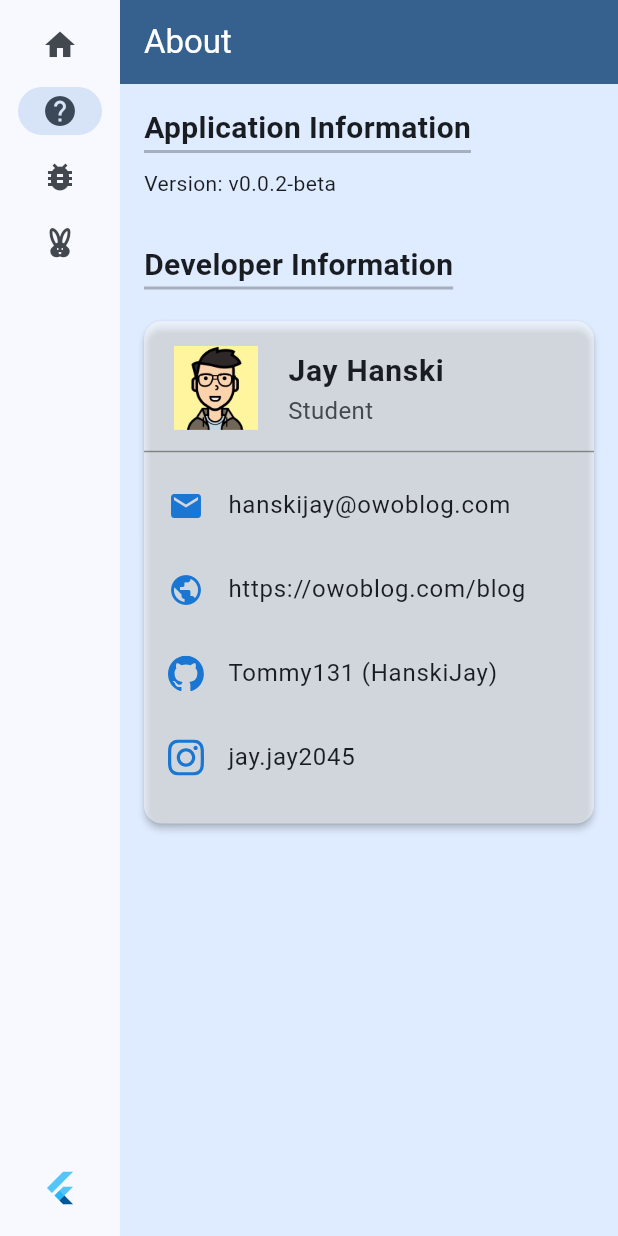
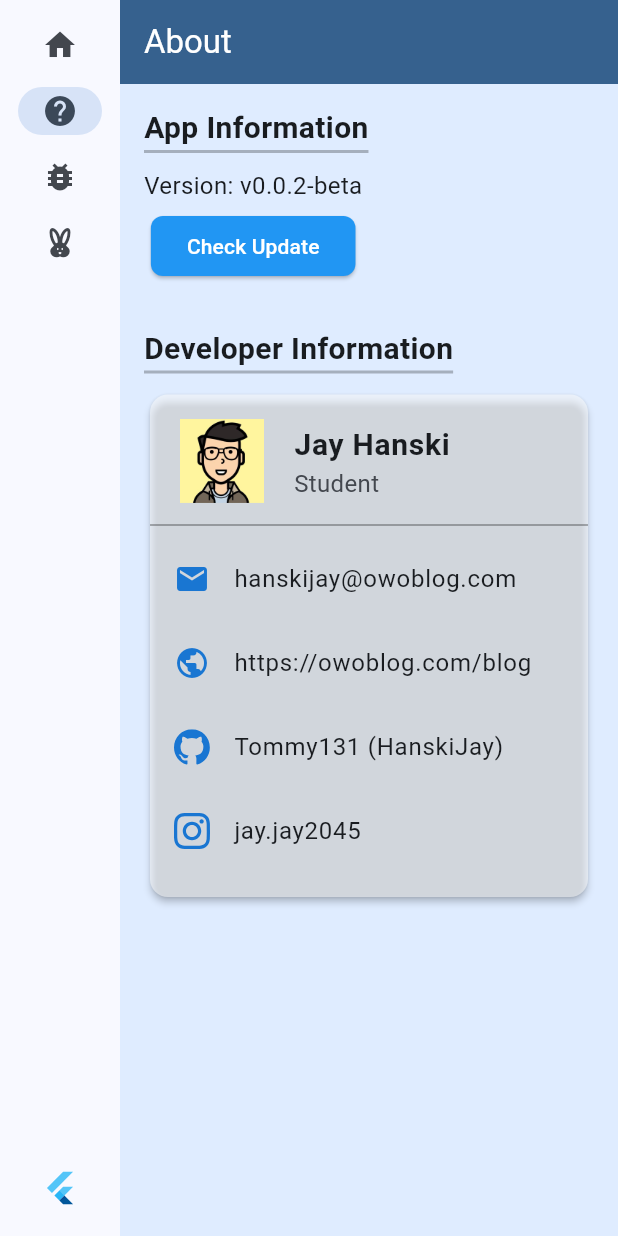
Before and after one commit to Tommy131/Taskify, a Flutter app: the screen it shows after launch, after a tap on "About", on a phone screen of 412 x 824 dp. Run offline on Flutter 3.47's test engine with Material 3 defaults, Android fonts, the phone set to English and light mode, and no system bars; our stand-ins replace flutter_colorpicker, flutter_svg, fluttertoast, permission_handler; missing offline and left inert: window_size; network calls fail.

Commit message:
chore: fixed some bugs

```diff
--- /dev/null
+++ b/devtools_options.yaml
@@ -0,0 +1 @@
+extensions:
--- a/lib/core/android.dart
+++ b/lib/core/android.dart
@@ -10,30 +10,51 @@
  * @Date         : 2024-01-19 00:55:40
  * @Author       : HanskiJay
  * @LastEditors  : HanskiJay
- * @LastEditTime : 2024-01-26 17:59:36
+ * @LastEditTime : 2024-01-28 01:14:24
  * @E-Mail       : support@owoblog.com
  * @Telegram     : https://t.me/HanskiJay
  * @GitHub       : https://github.com/Tommy131
  */
 // core/android.dart
+import 'package:flutter/services.dart';
 import 'package:permission_handler/permission_handler.dart';
+import 'package:todolist_app/main.dart';
 
 class Android {
-  static void checkStoragePermission(
-      {Function? onGrantedCallback, Function? onDeclinedCallback}) async {
-    var status = await Permission.storage.status;
-    if (status.isDenied) {
+  static const MethodChannel _channel = MethodChannel('android_version');
+
+  static Future<int?> getAndroidVersion() async {
+    try {
+      final int version = await _channel.invokeMethod('getAndroidVersion');
+      return version;
+    } on PlatformException catch (e) {
+      Application.debug('Error: ${e.message}');
+      return null;
+    }
+  }
+
+  static void checkStoragePermission({
+    Function? onGrantedCallback,
+    Function? onDeclinedCallback,
+  }) async {
+    final int? androidVersion = await getAndroidVersion();
+
+    var status1 = await Permission.storage.status;
+    var status2 = await Permission.manageExternalStorage.status;
+
+    if (status1.isDenied || status2.isDenied) {
       await Permission.storage.request();
       await Permission.manageExternalStorage.request();
     }
 
-    if (status.isGranted) {
+    if (androidVersion! < 13) {
+      if (status1.isGranted && status2.isGranted) {
         if (onGrantedCallback != null) {
           onGrantedCallback();
         }
       } else {
         if (onDeclinedCallback != null) {
-        if (status.isDenied) {
+          if (status1.isDenied || status2.isGranted) {
             await openAppSettings();
           }
           onDeclinedCallback();
@@ -41,3 +62,4 @@ class Android {
       }
     }
   }
+}
--- a/lib/core/update_checker.dart
+++ b/lib/core/update_checker.dart
@@ -12,7 +12,7 @@
  * @Date         : 2024-01-19 00:55:40
  * @Author       : HanskiJay
  * @LastEditors  : HanskiJay
- * @LastEditTime : 2024-01-27 02:59:20
+ * @LastEditTime : 2024-01-28 03:35:29
  * @E-Mail       : support@owoblog.com
  * @Telegram     : https://t.me/HanskiJay
  * @GitHub       : https://github.com/Tommy131
@@ -20,17 +20,19 @@
 /// core/update_checker.dart
 import 'dart:convert';
 import 'package:http/http.dart' as http;
-import 'package:flutter/services.dart';
+// import 'package:flutter/services.dart';
 import 'package:flutter/material.dart';
 
 import 'package:todolist_app/main.dart';
 
 class UpdateChecker {
   static const String _serverUrl =
-      'http://rdp.owoserver.com:19999/api/check-update';
+      'https://owoblog.com/todolist/api/check-update';
 
   Future<void> checkForUpdates(
-      BuildContext context, String currentVersion) async {
+    BuildContext context,
+    String currentVersion,
+  ) async {
     try {
       final response = await http.get(Uri.parse(_serverUrl));
 
@@ -93,7 +95,7 @@ class UpdateChecker {
           TextButton(
             onPressed: () {
               Application.openExternalLink(context, downloadUrl);
-              SystemChannels.platform.invokeMethod('SystemNavigator.pop');
+              // SystemChannels.platform.invokeMethod('SystemNavigator.pop');
             },
             child: const Text('Update Now!'),
           ),
--- a/lib/models/task.dart
+++ b/lib/models/task.dart
@@ -10,7 +10,7 @@
  * @Date         : 2024-01-19 00:57:02
  * @Author       : HanskiJay
  * @LastEditors  : HanskiJay
- * @LastEditTime : 2024-01-20 01:02:39
+ * @LastEditTime : 2024-01-28 03:34:32
  * @E-Mail       : support@owoblog.com
  * @Telegram     : https://t.me/HanskiJay
  * @GitHub       : https://github.com/Tommy131
@@ -21,7 +21,7 @@ import 'package:todolist_app/models/category.dart';
 
 class Task {
   String title;
-  String? remark;
+  String remark;
   Category category;
   DateTime creationDate;
   bool isCompleted;
--- a/lib/providers/json_driver.dart
+++ b/lib/providers/json_driver.dart
@@ -26,7 +26,7 @@ class JsonDriver {
   late String _fileName;
   late String _savePath;
   late String _filePath;
-  late Map<dynamic, dynamic> _data;
+  late Map<String, dynamic> _data;
 
   JsonDriver(String fileName, {String savePath = '', bool useDefault = true}) {
     String _ = useDefault ? Directory.current.path : '';
@@ -56,7 +56,7 @@ class JsonDriver {
     }
   }
 
-  Map<dynamic, dynamic> get data {
+  Map<String, dynamic> get data {
     return _data;
   }
 
@@ -82,19 +82,19 @@ class JsonDriver {
     return _data.isEmpty;
   }
 
-  void writeData(Map<dynamic, dynamic> data) {
+  void writeData(Map<String, dynamic> data) {
     _loadData();
     _data = data;
     _saveData();
   }
 
-  void setData(dynamic index, dynamic newData) {
+  void setData(String index, dynamic newData) {
     _loadData();
     _data[index] = newData;
     _saveData();
   }
 
-  void updateData(dynamic index, dynamic updatedData) {
+  void updateData(String index, dynamic updatedData) {
     _loadData();
 
     if (_data.containsKey(index)) {
@@ -105,26 +105,17 @@ class JsonDriver {
     }
   }
 
-  void deleteData(dynamic index) {
+  void deleteData(String index) {
     _loadData();
 
-    if (index >= 0 && index < _data.length) {
-      _data.remove(index);
-      _saveData();
-    } else {
-      mainLogger.warning('Index {$index} out of bounds.');
-    }
+    _data.remove(index);
+    _saveData();
   }
 
-  dynamic getData(dynamic index) {
+  dynamic getData(String index) {
     _loadData();
 
-    if (index >= 0 && index < _data.length) {
-      return _data[index];
-    } else {
-      mainLogger.warning('Index out of bounds.');
-      return null;
-    }
+    return _data[index];
   }
 
   static void generateMockData() {
@@ -145,7 +136,7 @@ class JsonDriver {
     mainLogger.info('Retrieved Data: $retrievedData');
 
     // 删除数据
-    myJsonDriver.deleteData(0);
+    myJsonDriver.deleteData('age');
 
     // 静态调用，从本地 json 文件读取数据并返回实例化 JSON 对象
     JsonDriver newJsonDriver = JsonDriver.fromFile('myData');
--- a/lib/providers/todo_provider.dart
+++ b/lib/providers/todo_provider.dart
@@ -10,7 +10,7 @@
  * @Date         : 2024-01-19 00:57:02
  * @Author       : HanskiJay
  * @LastEditors  : HanskiJay
- * @LastEditTime : 2024-01-26 16:28:48
+ * @LastEditTime : 2024-01-28 01:40:44
  * @E-Mail       : support@owoblog.com
  * @Telegram     : https://t.me/HanskiJay
  * @GitHub       : https://github.com/Tommy131
@@ -153,7 +153,7 @@ class TodoProvider extends ChangeNotifier {
   void _loadTodoList() {
     try {
       Application.debug('加载分类中...');
-      Map<String, dynamic> list = Application.settings['categories']['list'];
+      Map list = Application.settings['categories']['list'];
 
       _categories.addAll(Map.fromEntries(
         list.entries
@@ -193,7 +193,7 @@ class TodoProvider extends ChangeNotifier {
   void _saveData() {
     Application.debug('正在保存分类数据...');
     JsonDriver settings = Application.userSettings();
-    Map<String, dynamic> list = Application.settings['categories']['list'];
+    Map list = Application.settings['categories']['list'];
 
     list = Map.fromEntries(
       _categories.entries
--- a/lib/screens/about_screen.dart
+++ b/lib/screens/about_screen.dart
@@ -20,7 +20,7 @@
 // screens/about_screen.dart
 import 'package:flutter/material.dart';
 import 'package:flutter_svg/flutter_svg.dart';
-
+import 'package:todolist_app/core/update_checker.dart';
 import 'package:todolist_app/main.dart';
 
 class AboutScreen extends StatelessWidget {
@@ -28,7 +28,7 @@ class AboutScreen extends StatelessWidget {
   static const EdgeInsets defaultMargin =
       EdgeInsets.symmetric(horizontal: 16.0, vertical: 5.0);
 
-  const AboutScreen({super.key});
+  const AboutScreen({Key? key}) : super(key: key);
 
   @override
   Widget build(BuildContext context) {
@@ -39,48 +39,39 @@ class AboutScreen extends StatelessWidget {
         crossAxisAlignment: CrossAxisAlignment.start,
         children: [
           const SizedBox(height: 10.0),
-          Container(
-            margin: defaultMargin,
-            decoration: const BoxDecoration(
-              border: Border(
-                bottom: BorderSide(width: 2.0, color: Colors.black26),
+          _buildSection('App Information', [
+            const Text(
+              'Version: v${Application.version}',
+              style: TextStyle(fontSize: 16.0),
+            ),
+            const SizedBox(height: 5.0),
+            ElevatedButton(
+              onPressed: () {
+                UI.showBottomSheet(
+                  context: context,
+                  message: 'Sending request to Server...',
+                );
+                UpdateChecker().checkForUpdates(context, Application.version);
+              },
+              style: ElevatedButton.styleFrom(
+                primary: Colors.blue.shade500,
+                onPrimary: Colors.white,
+                shape: RoundedRectangleBorder(
+                  borderRadius: BorderRadius.circular(8.0),
                 ),
               ),
-            child: const Text(
-              'Application Information',
-              style: TextStyle(
-                fontSize: 20,
-                fontWeight: FontWeight.bold,
+              child: const Text('Check Update'),
             ),
-            ),
-          ),
-          Container(
-            margin: defaultMargin,
-            child: const Text('Version: v${Application.version}'),
-          ),
+          ]),
           const SizedBox(height: 20.0),
-          Container(
-            margin: defaultMargin,
-            decoration: const BoxDecoration(
-              border: Border(
-                bottom: BorderSide(width: 2.0, color: Colors.black26),
-              ),
-            ),
-            child: const Text(
-              'Developer Information',
-              style: TextStyle(
-                fontSize: 20,
-                fontWeight: FontWeight.bold,
-              ),
-            ),
-          ),
+          _buildSection('Developer Information', [
             Card(
               color: Colors.white.withOpacity(0.5),
               elevation: 2.0,
               shape: RoundedRectangleBorder(
                 borderRadius: BorderRadius.circular(12.0),
               ),
-            margin: const EdgeInsets.all(16.0),
+              // margin: const EdgeInsets.all(16.0),
               child: Column(
                 mainAxisSize: MainAxisSize.min,
                 children: [
@@ -104,38 +95,76 @@ class AboutScreen extends StatelessWidget {
                     ),
                   ),
                   const Divider(color: Colors.black38),
-                ListTile(
-                  leading: Icon(Icons.email, color: labelColor),
-                  title: const Text('hanskijay@owoblog.com'),
+                  _buildListTile(
+                    Icon(
+                      Icons.email,
+                      color: labelColor,
                     ),
-                ListTile(
-                  leading: Icon(Icons.public, color: labelColor),
-                  title: const Text('https://owoblog.com/blog'),
+                    'hanskijay@owoblog.com',
                   ),
-                ListTile(
-                  leading: SvgPicture.asset(
+                  _buildListTile(
+                    Icon(
+                      Icons.public,
+                      color: labelColor,
+                    ),
+                    'https://owoblog.com/blog',
+                  ),
+                  _buildListTile(
+                    SvgPicture.asset(
                       'assets/images/github_mark.svg',
                       width: 24.0,
                       height: 24.0,
                       color: labelColor,
                     ),
-                  title: const Text('Tommy131 (HanskiJay)'),
+                    'Tommy131 (HanskiJay)',
                   ),
-                ListTile(
-                  leading: SvgPicture.asset(
+                  _buildListTile(
+                    SvgPicture.asset(
                       'assets/images/instagram_icon.svg',
                       width: 24.0,
                       height: 24.0,
                       color: labelColor,
                     ),
-                  title: const Text('jay.jay2045'),
+                    'jay.jay2045',
                   ),
                   const SizedBox(height: 16.0),
                 ],
               ),
             ),
+          ]),
         ],
       ),
     );
   }
+
+  Widget _buildSection(String title, List<Widget> children) {
+    return Column(
+      crossAxisAlignment: CrossAxisAlignment.start,
+      children: [
+        Container(
+          margin: defaultMargin,
+          decoration: const BoxDecoration(
+            border: Border(
+              bottom: BorderSide(width: 2.0, color: Colors.black26),
+            ),
+          ),
+          child: Text(
+            title,
+            style: const TextStyle(
+              fontSize: 20,
+              fontWeight: FontWeight.bold,
+            ),
+          ),
+        ),
+        Container(margin: defaultMargin, child: Column(children: children)),
+      ],
+    );
   }
+
+  Widget _buildListTile(Widget leading, String title) {
+    return ListTile(
+      leading: leading,
+      title: Text(title),
+    );
+  }
+}
--- a/lib/widgets/category_dropdown.dart
+++ b/lib/widgets/category_dropdown.dart
@@ -24,8 +24,8 @@ import 'package:todolist_app/models/task.dart';
 import 'package:todolist_app/providers/todo_provider.dart';
 
 class CategoryDropdown extends StatelessWidget {
-  static const triggerNormal = 0;
-  static const triggerChangeTaskCategory = 1;
+  static const int triggerNormal = 0;
+  static const int triggerChangeTaskCategory = 1;
 
   final int triggerMode;
   final Task? task;
--- a/lib/widgets/function_buttons.dart
+++ b/lib/widgets/function_buttons.dart
@@ -17,9 +17,7 @@
  */
 // widgets/function_buttons.dart
 import 'package:flutter/material.dart';
-import 'package:provider/provider.dart';
 
-import 'package:todolist_app/providers/todo_provider.dart';
 import 'package:todolist_app/widgets/task_dialogs.dart';
 
 class FunctionButtons extends StatelessWidget {
@@ -27,57 +25,43 @@ class FunctionButtons extends StatelessWidget {
 
   @override
   Widget build(BuildContext context) {
-    final todoProvider = Provider.of<TodoProvider>(context);
     return Column(
       mainAxisSize: MainAxisSize.min,
       children: [
-        FloatingActionButton(
-          onPressed: () {
-            _showAddCategoryDialog(context);
-          },
-          child: const Icon(Icons.playlist_add),
+        _buildFloatingActionButton(
+          context,
+          Icons.playlist_add,
+          const AddCategoryDialog(),
         ),
         const SizedBox(height: 10),
-        FloatingActionButton(
-          onPressed: () {
-            _showDeleteCategoryDialog(context);
-          },
-          child: const Icon(Icons.delete_sweep),
+        _buildFloatingActionButton(
+          context,
+          Icons.delete_sweep,
+          const DeleteCategoryDialog(),
         ),
         const SizedBox(height: 10),
-        FloatingActionButton(
-          onPressed: () {
-            _showAddTaskDialog(context, todoProvider);
-          },
-          child: const Icon(Icons.add),
+        _buildFloatingActionButton(
+          context,
+          Icons.add,
+          const AddTaskDialog(),
         ),
       ],
     );
   }
 
-  void _showAddTaskDialog(BuildContext context, TodoProvider todoProvider) {
+  FloatingActionButton _buildFloatingActionButton(
+      BuildContext context, IconData icon, Widget dialog) {
+    return FloatingActionButton(
+      onPressed: () => _showDialog(context, dialog),
+      child: Icon(icon),
+    );
+  }
+
+  void _showDialog(BuildContext context, Widget widget) {
     showDialog(
       context: context,
       builder: (BuildContext context) {
-        return const AddTaskDialog();
-      },
-    );
-  }
-
-  void _showAddCategoryDialog(BuildContext context) {
-    showDialog(
-      context: context,
-      builder: (BuildContext context) {
-        return const AddCategoryDialog();
-      },
-    );
-  }
-
-  void _showDeleteCategoryDialog(BuildContext context) {
-    showDialog(
-      context: context,
-      builder: (BuildContext context) {
-        return const DeleteCategoryDialog();
+        return widget;
       },
     );
   }
```
Also changed, not shown: lib/core/bug_reporter.dart (added, +76 -0 lines), lib/main.dart (+5 -4 lines), lib/models/custom_dialog.dart (added, +37 -0 lines), lib/widgets/task_dialogs.dart (+66 -91 lines), lib/widgets/task_list.dart (+58 -45 lines), userData/todoList.json (+1 -1 lines), 3 other files. Lines whose indentation alone changed are shown as unchanged.
